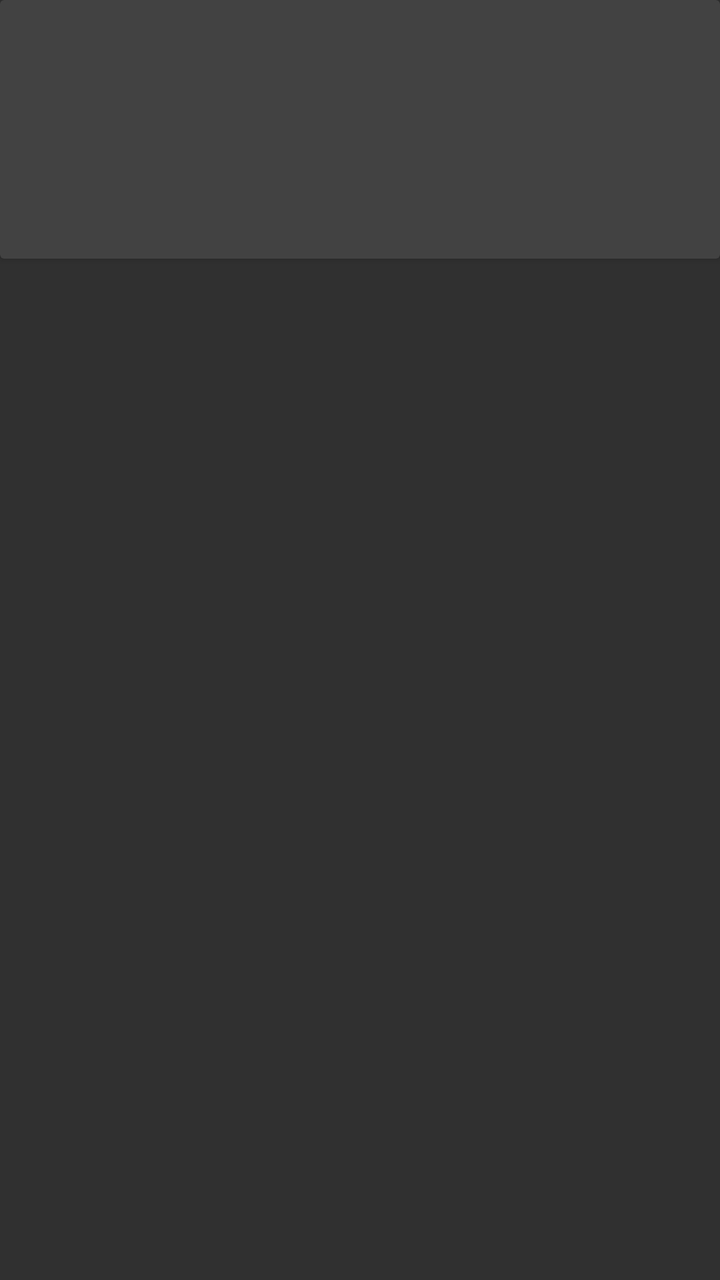
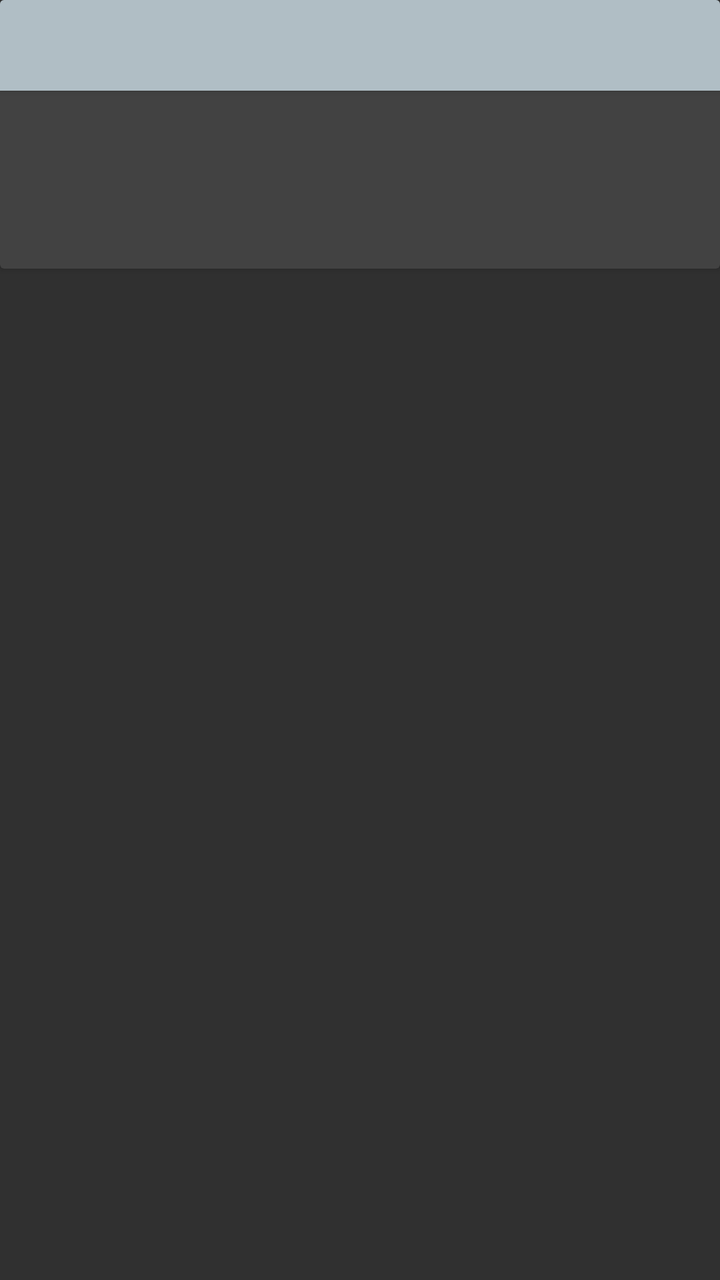

Screens rendered from an Android XML layout before and after an edit, with the pre-edit source and the edit as a unified diff.
<!-- AndroidManifest.xml: application theme AppTheme -->
<!-- res/layout/cardview_modules.xml -->
<LinearLayout xmlns:android="http://schemas.android.com/apk/res/android"
    android:layout_width="match_parent" android:layout_height="match_parent"
    android:paddingBottom="16dp">
    <android.support.v7.widget.CardView
        android:layout_width="match_parent"
        android:layout_height="wrap_content"
        android:id="@+id/cardview_modules">
        <RelativeLayout
            android:layout_width="match_parent"
            android:layout_height="wrap_content"
            android:padding="16dp"
            >
            <TextView
                android:layout_width="wrap_content"
                android:layout_height="wrap_content"
                android:id="@+id/cardview_modules_name"
                android:layout_alignParentTop="true"
                android:textSize="30sp"
                android:textColor="@color/primary_material_dark" />
            <TextView
                android:layout_width="wrap_content"
                android:layout_height="wrap_content"
                android:id="@+id/cardview_modules_desc"
                android:layout_below="@+id/cardview_modules_name"
                android:textColor="@color/primary_material_dark" />
            <TextView
                android:layout_width="wrap_content"
                android:layout_height="wrap_content"
                android:id="@+id/cardview_modules_version"
                android:layout_below="@+id/cardview_modules_desc"
                android:textColor="@color/primary_material_dark" />
            <TextView
                android:layout_width="wrap_content"
                android:layout_height="wrap_content"
                android:id="@+id/cardview_modules_author"
                android:layout_below="@+id/cardview_modules_version"
                android:textColor="@color/primary_material_dark" />
        </RelativeLayout>
    </android.support.v7.widget.CardView>
</LinearLayout>
<!-- resources referenced by this layout -->
<resources>
  <style name="AppTheme" parent="Theme.AppCompat.NoActionBar">
          
          <item name="windowActionBar">false</item>
          <item name="windowNoTitle">true</item>
      </style>
</resources>

<!-- the commit's change to res/layout/cardview_modules.xml (unified diff, before → after) -->
@@ -1,40 +1,56 @@
 <LinearLayout xmlns:android="http://schemas.android.com/apk/res/android"
     android:layout_width="match_parent" android:layout_height="match_parent"
-    android:paddingBottom="16dp">
+    android:paddingBottom="8dp">
     <android.support.v7.widget.CardView
         android:layout_width="match_parent"
         android:layout_height="wrap_content"
         android:id="@+id/cardview_modules">
-        <RelativeLayout
+        <LinearLayout
             android:layout_width="match_parent"
             android:layout_height="wrap_content"
-            android:padding="16dp"
+            android:orientation="vertical"
             >
-            <TextView
-                android:layout_width="wrap_content"
+            <LinearLayout
+                android:layout_width="match_parent"
                 android:layout_height="wrap_content"
-                android:id="@+id/cardview_modules_name"
-                android:layout_alignParentTop="true"
-                android:textSize="30sp"
-                android:textColor="@color/primary_material_dark" />
-            <TextView
-                android:layout_width="wrap_content"
+                android:padding="8dp"
+                android:orientation="vertical"
+                android:background="@color/cardview_title_bg"
+                android:elevation="@dimen/cardview_title_elevation"
+                >
+                <TextView
+                    android:layout_width="wrap_content"
+                    android:layout_height="wrap_content"
+                    android:id="@+id/cardview_modules_name"
+                    android:layout_alignParentTop="true"
+                    android:textSize="@dimen/cardview_title_text_size"
+                    android:textColor="@color/primary_material_dark" />
+            </LinearLayout>
+            <LinearLayout
+                android:layout_width="match_parent"
                 android:layout_height="wrap_content"
-                android:id="@+id/cardview_modules_desc"
-                android:layout_below="@+id/cardview_modules_name"
-                android:textColor="@color/primary_material_dark" />
-            <TextView
-                android:layout_width="wrap_content"
-                android:layout_height="wrap_content"
-                android:id="@+id/cardview_modules_version"
-                android:layout_below="@+id/cardview_modules_desc"
-                android:textColor="@color/primary_material_dark" />
-            <TextView
-                android:layout_width="wrap_content"
-                android:layout_height="wrap_content"
-                android:id="@+id/cardview_modules_author"
-                android:layout_below="@+id/cardview_modules_version"
-                android:textColor="@color/primary_material_dark" />
-        </RelativeLayout>
+                android:padding="16dp"
+                android:orientation="vertical"
+                >
+                <TextView
+                    android:layout_width="wrap_content"
+                    android:layout_height="wrap_content"
+                    android:id="@+id/cardview_modules_desc"
+                    android:layout_below="@+id/cardview_modules_name"
+                    android:textColor="@color/primary_material_dark" />
+                <TextView
+                    android:layout_width="wrap_content"
+                    android:layout_height="wrap_content"
+                    android:id="@+id/cardview_modules_version"
+                    android:layout_below="@+id/cardview_modules_desc"
+                    android:textColor="@color/primary_material_dark" />
+                <TextView
+                    android:layout_width="wrap_content"
+                    android:layout_height="wrap_content"
+                    android:id="@+id/cardview_modules_author"
+                    android:layout_below="@+id/cardview_modules_version"
+                    android:textColor="@color/primary_material_dark" />
+            </LinearLayout>
+        </LinearLayout>
     </android.support.v7.widget.CardView>
 </LinearLayout>
<!-- resource entries referenced after the edit -->
@@ -1,5 +1,8 @@
 <!-- resources referenced by this layout -->
 <resources>
+  <item name="cardview_title_bg" type="color">#b0bec5</item>
+  <dimen name="cardview_title_elevation">2dp</dimen>
+  <dimen name="cardview_title_text_size">22sp</dimen>
   <style name="AppTheme" parent="Theme.AppCompat.NoActionBar">
           
           <item name="windowActionBar">false</item>
